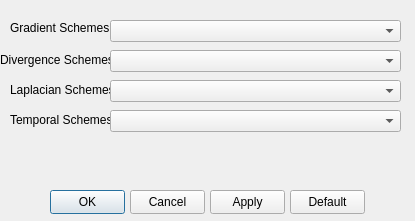
Old version of the form src/numericDialog.ui in the repository thawtar/ampersandCFD.
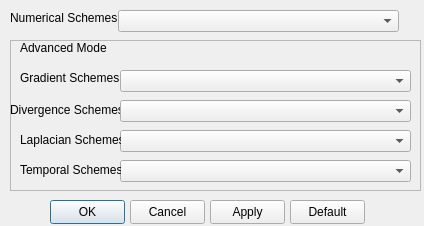
New version of the form.

Patch:
```diff
--- a/src/numericDialog.ui
+++ b/src/numericDialog.ui
@@ -6,110 +6,18 @@
    <rect>
     <x>0</x>
     <y>0</y>
-    <width>415</width>
-    <height>221</height>
+    <width>424</width>
+    <height>226</height>
    </rect>
   </property>
   <property name="windowTitle">
    <string>Numerical Settings</string>
   </property>
-  <widget class="QComboBox" name="comboBoxGradient">
-   <property name="geometry">
-    <rect>
-     <x>110</x>
-     <y>20</y>
-     <width>291</width>
-     <height>22</height>
-    </rect>
-   </property>
-  </widget>
-  <widget class="QLabel" name="label">
-   <property name="geometry">
-    <rect>
-     <x>10</x>
-     <y>20</y>
-     <width>101</width>
-     <height>16</height>
-    </rect>
-   </property>
-   <property name="text">
-    <string>Gradient Schemes</string>
-   </property>
-  </widget>
-  <widget class="QLabel" name="label_2">
-   <property name="geometry">
-    <rect>
-     <x>0</x>
-     <y>50</y>
-     <width>111</width>
-     <height>20</height>
-    </rect>
-   </property>
-   <property name="text">
-    <string>Divergence Schemes</string>
-   </property>
-  </widget>
-  <widget class="QComboBox" name="comboBoxDivergence">
-   <property name="geometry">
-    <rect>
-     <x>110</x>
-     <y>50</y>
-     <width>291</width>
-     <height>22</height>
-    </rect>
-   </property>
-  </widget>
-  <widget class="QLabel" name="label_3">
-   <property name="geometry">
-    <rect>
-     <x>10</x>
-     <y>80</y>
-     <width>101</width>
-     <height>20</height>
-    </rect>
-   </property>
-   <property name="text">
-    <string>Laplacian Schemes</string>
-   </property>
-  </widget>
-  <widget class="QComboBox" name="comboBoxLaplacian">
-   <property name="geometry">
-    <rect>
-     <x>110</x>
-     <y>80</y>
-     <width>291</width>
-     <height>22</height>
-    </rect>
-   </property>
-  </widget>
-  <widget class="QLabel" name="label_4">
-   <property name="geometry">
-    <rect>
-     <x>10</x>
-     <y>110</y>
-     <width>101</width>
-     <height>20</height>
-    </rect>
-   </property>
-   <property name="text">
-    <string>Temporal Schemes</string>
-   </property>
-  </widget>
-  <widget class="QComboBox" name="comboBoxTemporal">
-   <property name="geometry">
-    <rect>
-     <x>110</x>
-     <y>110</y>
-     <width>291</width>
-     <height>22</height>
-    </rect>
-   </property>
-  </widget>
   <widget class="QPushButton" name="pushButtonOK">
    <property name="geometry">
     <rect>
      <x>50</x>
-     <y>190</y>
+     <y>200</y>
      <width>75</width>
      <height>24</height>
     </rect>
@@ -122,7 +30,7 @@
    <property name="geometry">
     <rect>
      <x>130</x>
-     <y>190</y>
+     <y>200</y>
      <width>75</width>
      <height>24</height>
     </rect>
@@ -135,7 +43,7 @@
    <property name="geometry">
     <rect>
      <x>210</x>
-     <y>190</y>
+     <y>200</y>
      <width>75</width>
      <height>24</height>
     </rect>
@@ -148,7 +56,7 @@
    <property name="geometry">
     <rect>
      <x>290</x>
-     <y>190</y>
+     <y>200</y>
      <width>75</width>
      <height>24</height>
     </rect>
@@ -157,6 +65,150 @@
     <string>Default</string>
    </property>
   </widget>
+  <widget class="QComboBox" name="comboBoxBasicMode">
+   <property name="geometry">
+    <rect>
+     <x>118</x>
+     <y>10</y>
+     <width>281</width>
+     <height>22</height>
+    </rect>
+   </property>
+  </widget>
+  <widget class="QLabel" name="label_5">
+   <property name="geometry">
+    <rect>
+     <x>10</x>
+     <y>10</y>
+     <width>111</width>
+     <height>16</height>
+    </rect>
+   </property>
+   <property name="text">
+    <string>Numerical Schemes</string>
+   </property>
+  </widget>
+  <widget class="QFrame" name="frame">
+   <property name="geometry">
+    <rect>
+     <x>10</x>
+     <y>40</y>
+     <width>411</width>
+     <height>151</height>
+    </rect>
+   </property>
+   <property name="frameShape">
+    <enum>QFrame::StyledPanel</enum>
+   </property>
+   <property name="frameShadow">
+    <enum>QFrame::Raised</enum>
+   </property>
+   <widget class="QLabel" name="label_2">
+    <property name="geometry">
+     <rect>
+      <x>0</x>
+      <y>60</y>
+      <width>111</width>
+      <height>20</height>
+     </rect>
+    </property>
+    <property name="text">
+     <string>Divergence Schemes</string>
+    </property>
+   </widget>
+   <widget class="QComboBox" name="comboBoxDivScheme">
+    <property name="geometry">
+     <rect>
+      <x>110</x>
+      <y>60</y>
+      <width>291</width>
+      <height>22</height>
+     </rect>
+    </property>
+   </widget>
+   <widget class="QLabel" name="label">
+    <property name="geometry">
+     <rect>
+      <x>10</x>
+      <y>30</y>
+      <width>101</width>
+      <height>16</height>
+     </rect>
+    </property>
+    <property name="text">
+     <string>Gradient Schemes</string>
+    </property>
+   </widget>
+   <widget class="QComboBox" name="comboBoxLaplacian">
+    <property name="geometry">
+     <rect>
+      <x>110</x>
+      <y>90</y>
+      <width>291</width>
+      <height>22</height>
+     </rect>
+    </property>
+   </widget>
+   <widget class="QComboBox" name="comboBoxGradScheme">
+    <property name="geometry">
+     <rect>
+      <x>110</x>
+      <y>30</y>
+      <width>291</width>
+      <height>22</height>
+     </rect>
+    </property>
+   </widget>
+   <widget class="QLabel" name="label_3">
+    <property name="geometry">
+     <rect>
+      <x>10</x>
+      <y>90</y>
+      <width>101</width>
+      <height>20</height>
+     </rect>
+    </property>
+    <property name="text">
+     <string>Laplacian Schemes</string>
+    </property>
+   </widget>
+   <widget class="QComboBox" name="comboBoxTemporal">
+    <property name="geometry">
+     <rect>
+      <x>110</x>
+      <y>120</y>
+      <width>291</width>
+      <height>22</height>
+     </rect>
+    </property>
+   </widget>
+   <widget class="QLabel" name="label_4">
+    <property name="geometry">
+     <rect>
+      <x>10</x>
+      <y>120</y>
+      <width>101</width>
+      <height>20</height>
+     </rect>
+    </property>
+    <property name="text">
+     <string>Temporal Schemes</string>
+    </property>
+   </widget>
+   <widget class="QLabel" name="label_6">
+    <property name="geometry">
+     <rect>
+      <x>10</x>
+      <y>0</y>
+      <width>91</width>
+      <height>16</height>
+     </rect>
+    </property>
+    <property name="text">
+     <string>Advanced Mode</string>
+    </property>
+   </widget>
+  </widget>
  </widget>
  <resources/>
  <connections/>
```
